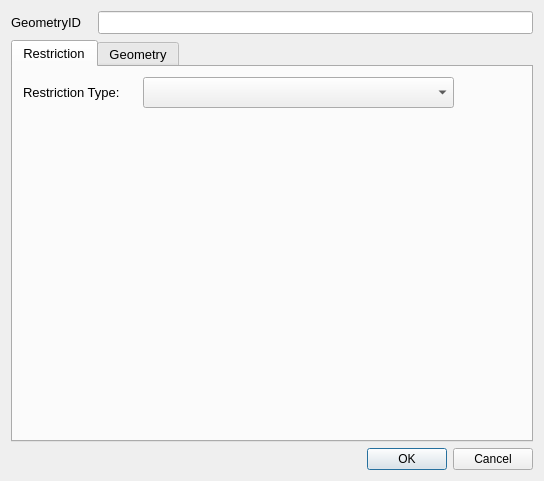
Above: restrictionPolygonDetails_dialog_base.ui from tlh22/TOMs before the change. Below: the same form after it.
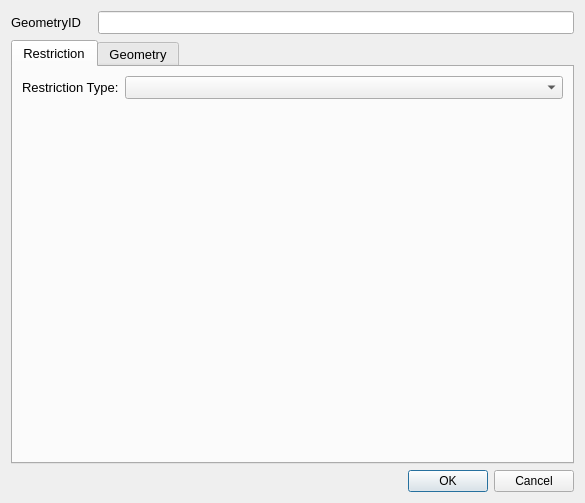
That is the form after the change.

Commit message: Consturction Line fix and changes to forms

```diff
--- a/restrictionPolygonDetails_dialog_base.ui
+++ b/restrictionPolygonDetails_dialog_base.ui
@@ -6,8 +6,8 @@
    <rect>
     <x>0</x>
     <y>0</y>
-    <width>544</width>
-    <height>481</height>
+    <width>585</width>
+    <height>503</height>
    </rect>
   </property>
   <property name="minimumSize">
@@ -99,15 +99,9 @@
       <attribute name="title">
        <string>Restriction</string>
       </attribute>
+      <layout class="QFormLayout" name="formLayout_2">
+       <item row="0" column="0">
       <widget class="QLabel" name="lbl_RestrictionType">
-       <property name="geometry">
-        <rect>
-         <x>10</x>
-         <y>10</y>
-         <width>101</width>
-         <height>31</height>
-        </rect>
-       </property>
        <property name="minimumSize">
         <size>
          <width>90</width>
@@ -123,19 +117,15 @@
         <string>Restriction Type:</string>
        </property>
       </widget>
+       </item>
+       <item row="0" column="1">
       <widget class="QComboBox" name="RestrictionTypeID">
-       <property name="geometry">
-        <rect>
-         <x>130</x>
-         <y>10</y>
-         <width>311</width>
-         <height>31</height>
-        </rect>
-       </property>
        <property name="currentIndex">
         <number>-1</number>
        </property>
       </widget>
+       </item>
+      </layout>
      </widget>
      <widget class="QWidget" name="tab">
       <attribute name="title">
```
Left out of the diff: 18 changed lines with no effect on the pictures. Lines whose indentation alone changed are shown as unchanged. The commit also changes 4 other files.
